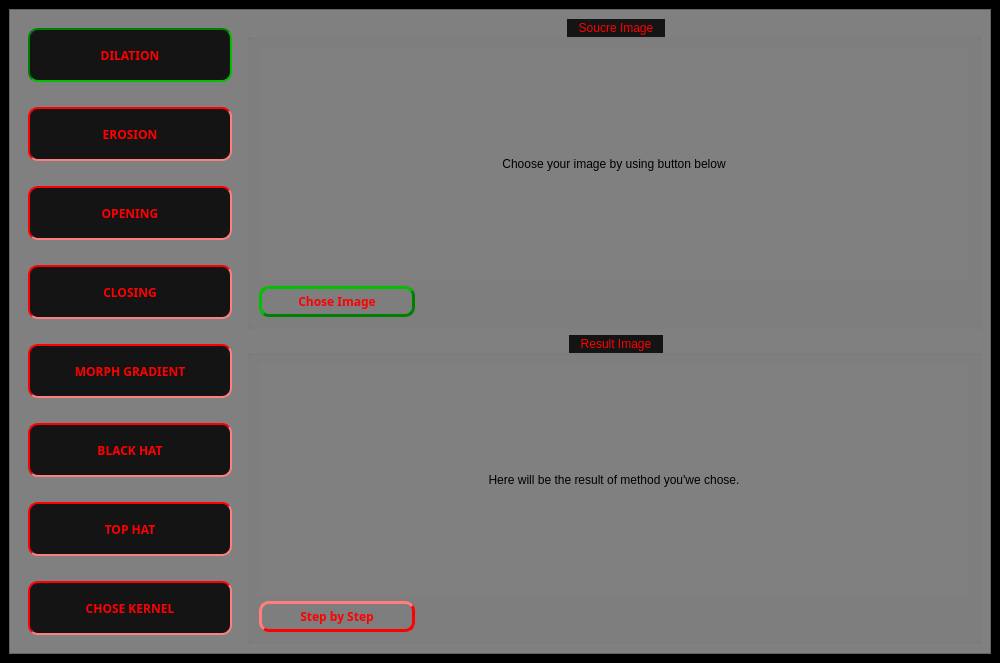
Qt form interfaces/main_window.ui (plailok/opencv_imageprocessing) before a commit.
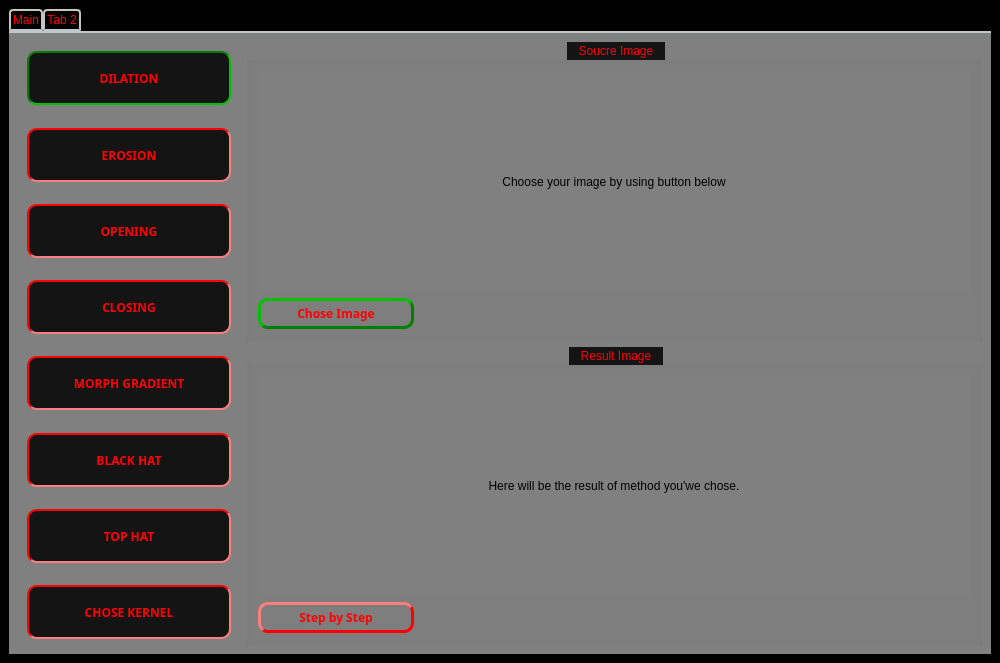
The same form after that commit.

```diff
--- a/interfaces/main_window.ui
+++ b/interfaces/main_window.ui
@@ -29,7 +29,21 @@
 QMainWindow{
 	background-color: black;
 }
-
+QTabWidget::pane { /* The tab widget frame */
+    border-top: 2px solid #C2C7CB;
+}
+QTabBar::tab {
+    background-color: black;
+	color: red;
+	
+	font: 75 10pt &quot;Arial&quot;;
+    border: 2px solid #C4C4C3;
+    border-bottom-color: #C2C7CB; /* same as the pane color */
+    border-top-left-radius: 4px;
+    border-top-right-radius: 4px;
+    min-width: 15ex;
+    padding: 2px;
+}
 
 </string>
   </property>
@@ -39,16 +53,85 @@
    </property>
    <layout class="QGridLayout" name="gridLayout">
     <item row="0" column="0">
-     <widget class="QFrame" name="frame">
-      <property name="frameShape">
-       <enum>QFrame::StyledPanel</enum>
+     <widget class="QTabWidget" name="tabWidget">
+      <property name="currentIndex">
+       <number>0</number>
       </property>
-      <property name="frameShadow">
-       <enum>QFrame::Raised</enum>
-      </property>
-      <layout class="QGridLayout" name="gridLayout_2" rowstretch="0,0" columnstretch="1,5">
+      <widget class="QWidget" name="MainWindow_2">
+       <attribute name="title">
+        <string>Main</string>
+       </attribute>
+       <layout class="QGridLayout" name="gridLayout_2" columnstretch="1,5">
+        <item row="0" column="1">
+         <widget class="QGroupBox" name="sourceBox">
+          <property name="styleSheet">
+           <string notr="true">QPushButton {
+	min-width: 150px;
+	min-height: 25px;
+	border-style: outset;
+	border-radius: 10px;
+	border-color: green;
+	border-width: 3px;
+	background-color: rbg(20,20,20);
+}
+QPushButton:pressed {
+	border-color: blue;
+}
+QGroupBox{
+	background-color: gray;	
+}
+QGroupBox::title {
+    subcontrol-origin: margin;
+	subcontrol-position: top-center;
+    padding: 2 10px;
+	border-radius: 10px;
+	color: red;
+	font: 75 12pt &quot;Arial&quot;;
+    background-color: rgb(20,20,20);
+}
+</string>
+          </property>
+          <property name="title">
+           <string>Soucre Image</string>
+          </property>
+          <layout class="QVBoxLayout" name="verticalLayout_3">
+           <item>
+            <widget class="QLabel" name="sourceLabel">
+             <property name="text">
+              <string>Choose your image by using button below</string>
+             </property>
+             <property name="scaledContents">
+              <bool>true</bool>
+             </property>
+             <property name="alignment">
+              <set>Qt::AlignCenter</set>
+             </property>
+            </widget>
+           </item>
+           <item>
+            <widget class="QPushButton" name="choseimButton">
+             <property name="maximumSize">
+              <size>
+               <width>100</width>
+               <height>16777215</height>
+              </size>
+             </property>
+             <property name="text">
+              <string>Chose Image</string>
+             </property>
+             <property name="default">
+              <bool>false</bool>
+             </property>
+             <property name="flat">
+              <bool>false</bool>
+             </property>
+            </widget>
+           </item>
+          </layout>
+         </widget>
+        </item>
        <item row="0" column="0" rowspan="2">
-        <widget class="QFrame" name="frame_2">
+         <widget class="QFrame" name="frame">
          <property name="styleSheet">
           <string notr="true">QPushButton {
 	min-width: 200px;
@@ -184,74 +267,6 @@
          </layout>
         </widget>
        </item>
-       <item row="0" column="1">
-        <widget class="QGroupBox" name="sourceBox">
-         <property name="styleSheet">
-          <string notr="true">QPushButton {
-	min-width: 150px;
-	min-height: 25px;
-	border-style: outset;
-	border-radius: 10px;
-	border-color: green;
-	border-width: 3px;
-	background-color: rbg(20,20,20);
-}
-QPushButton:pressed {
-	border-color: blue;
-}
-QGroupBox{
-	background-color: gray;	
-}
-QGroupBox::title {
-    subcontrol-origin: margin;
-	subcontrol-position: top-center;
-    padding: 2 10px;
-	border-radius: 10px;
-	color: red;
-	font: 75 12pt &quot;Arial&quot;;
-    background-color: rgb(20,20,20);
-}
-</string>
-         </property>
-         <property name="title">
-          <string>Soucre Image</string>
-         </property>
-         <layout class="QVBoxLayout" name="verticalLayout_3">
-          <item>
-           <widget class="QLabel" name="sourceLabel">
-            <property name="text">
-             <string>Choose your image by using button below</string>
-            </property>
-            <property name="scaledContents">
-             <bool>true</bool>
-            </property>
-            <property name="alignment">
-             <set>Qt::AlignCenter</set>
-            </property>
-           </widget>
-          </item>
-          <item>
-           <widget class="QPushButton" name="choseimButton">
-            <property name="maximumSize">
-             <size>
-              <width>100</width>
-              <height>16777215</height>
-             </size>
-            </property>
-            <property name="text">
-             <string>Chose Image</string>
-            </property>
-            <property name="default">
-             <bool>false</bool>
-            </property>
-            <property name="flat">
-             <bool>false</bool>
-            </property>
-           </widget>
-          </item>
-         </layout>
-        </widget>
-       </item>
        <item row="1" column="1">
         <widget class="QGroupBox" name="resultBox">
          <property name="styleSheet">
@@ -318,6 +333,12 @@
        </item>
       </layout>
      </widget>
+      <widget class="QWidget" name="tab_2">
+       <attribute name="title">
+        <string>Tab 2</string>
+       </attribute>
+      </widget>
+     </widget>
     </item>
    </layout>
   </widget>
```
Left out of the diff: 2 changed lines with no effect on the pictures. Lines whose indentation alone changed are shown as unchanged.
